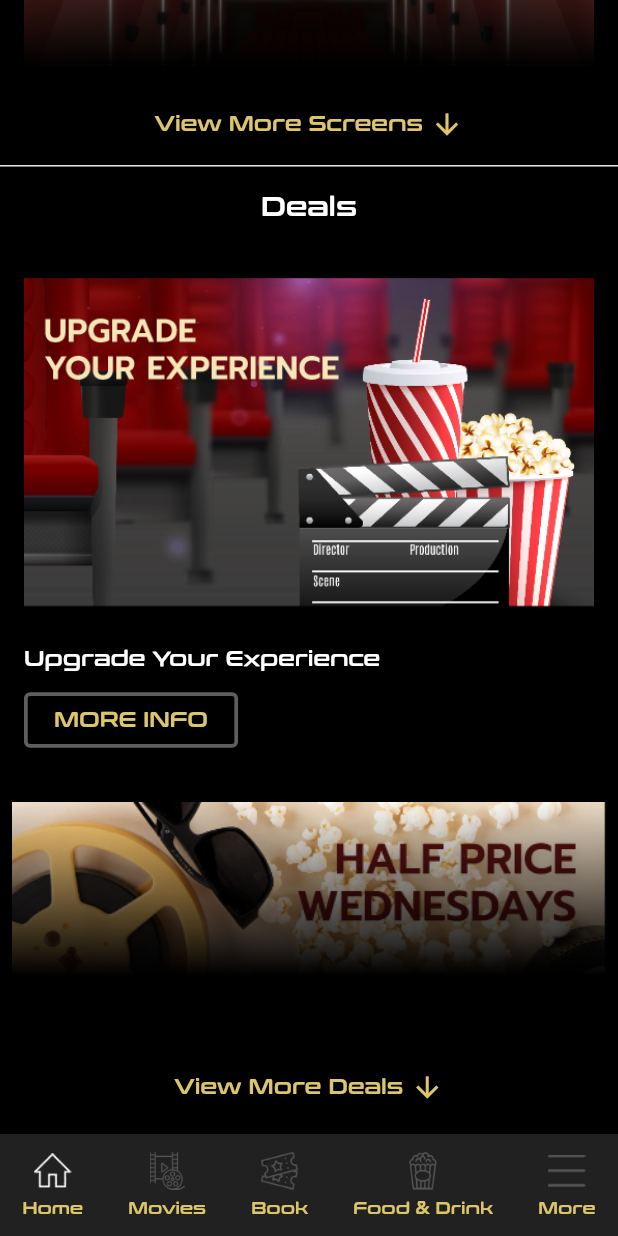
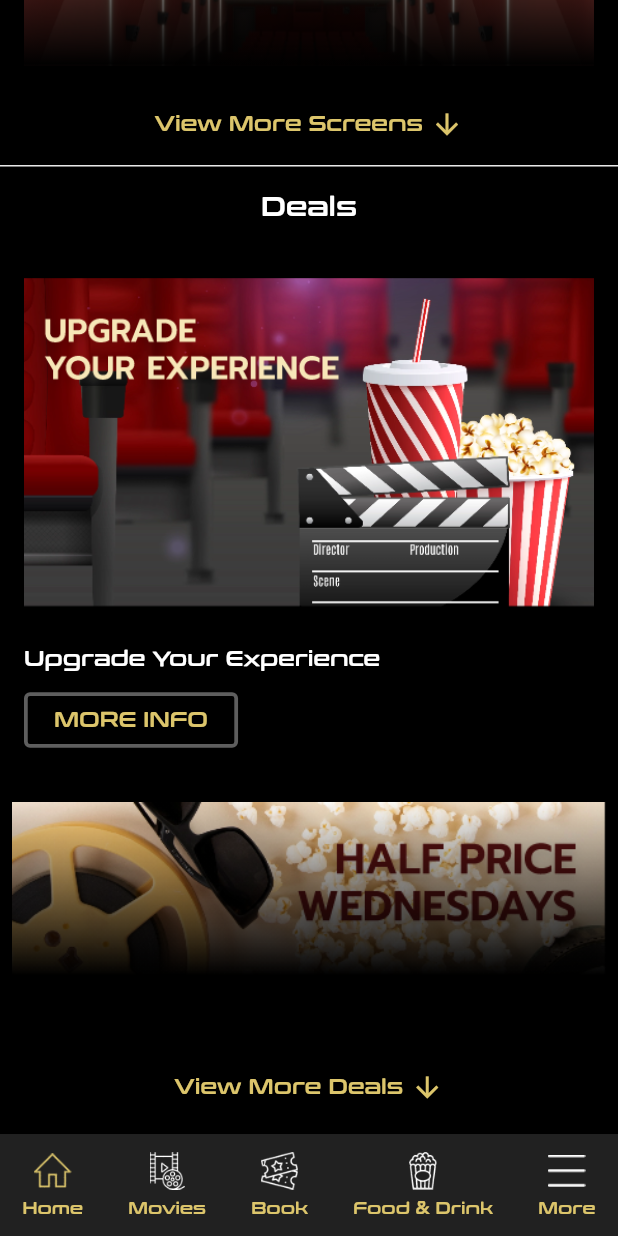
Before and after one commit to TharudiHS/JP-Cineplex-Mobile-App, a Flutter app: the HomePage screen opened directly, scrolled down 1544 dp, on a phone screen of 412 x 824 dp. Run offline on Flutter 3.47's test engine with Material 3 defaults, Android fonts, the phone set to English and light mode, and no system bars; our stand-ins replace flutter_svg.

Commit message:
changed navigation path

```diff
--- a/lib/screens/home_page.dart
+++ b/lib/screens/home_page.dart
@@ -1,6 +1,6 @@
 import 'package:flutter/material.dart';
 import 'package:jp_cinema_app/components/app_bar2.dart';
-import 'package:jp_cinema_app/screens/movies_page.dart';
+import 'package:jp_cinema_app/components/bottom_nav_bar.dart';
 import '../utils/app_colours.dart';
 import '../utils/text_styles.dart';
 
@@ -235,33 +235,8 @@ class HomePage extends StatelessWidget {
             ),
             const SizedBox(height: 20),
 
-            // Bottom Navigation with PNG icons
-            Container(
-              padding: const EdgeInsets.symmetric(vertical: 12),
-              color: AppColours.darkGrey,
-              child: Row(
-                mainAxisAlignment: MainAxisAlignment.spaceAround,
-                children: [
-                  _pngNavItem("assets/images/home.png", "Home", () {
-                    Navigator.push(
-                      context,
-                      MaterialPageRoute(builder: (context) => const HomePage()),
-                    );
-                  }),
-                  _pngNavItem("assets/images/movies.png", "Movies", () {
-                    Navigator.push(
-                      context,
-                      MaterialPageRoute(
-                        builder: (context) => const MoviesPage(),
-                      ),
-                    );
-                  }),
-                  _pngNavItem("assets/images/book.png", "Book", null),
-                  _pngNavItem("assets/images/food.png", "Food & Drink", null),
-                  _pngNavItem("assets/images/more.png", "More", null),
-                ],
-              ),
-            ),
+            // Bottom Navigation
+            const BottomNavBar(selectedIndex: 0),
           ],
         ),
       ),
@@ -327,24 +302,6 @@ class HomePage extends StatelessWidget {
     );
   }
 
-  static Widget _pngNavItem(
-    String iconPath,
-    String label,
-    VoidCallback? onTap,
-  ) {
-    return GestureDetector(
-      onTap: onTap, // will be null for items without a page
-      child: Column(
-        mainAxisSize: MainAxisSize.min,
-        children: [
-          Image.asset(iconPath, height: 25, width: 25),
-          const SizedBox(height: 6),
-          Text(label, style: TextStyles.size11WeightBoldConthraxSemiBoldgold),
-        ],
-      ),
-    );
-  }
-
   static Widget _dealCard(String imgPath, String title) {
     return Padding(
       padding: const EdgeInsets.symmetric(horizontal: 16.0, vertical: 8),
```
